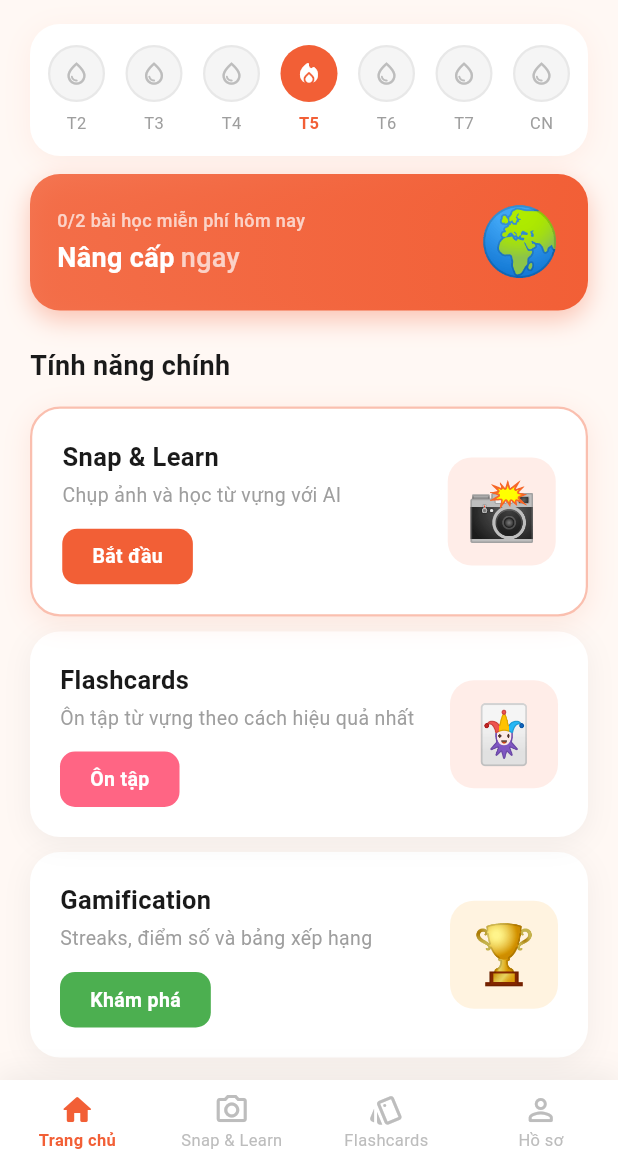
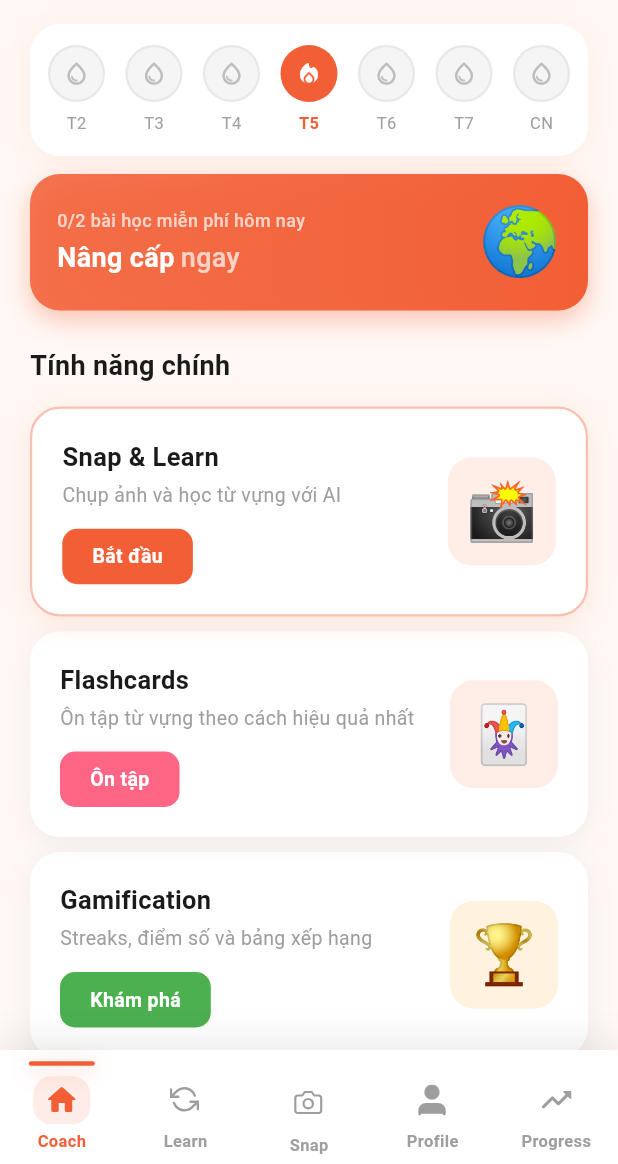
Before and after one commit to EXE-Milingo/Milingo-Mobile-App, a Flutter app: the SimpleHomeScreen screen opened by its route, on a phone screen of 412 x 824 dp, the part 72-1236 px from its top. Run offline on Flutter 3.47's test engine with Material 3 defaults, Android fonts, the phone set to English and light mode, and no system bars; our stand-ins replace camera, dio, firebase_auth, firebase_core, flutter_dotenv, flutter_riverpod and 7 more; accounts and stored records are empty; generated files the repository leaves out were written again; network calls fail; project files that could hold a hidden picture were left out.

Commit message:
BRING BACK HOMESCREEN

```diff
--- a/lib/features/flashcards/screens/flashcards_screen.dart
+++ b/lib/features/flashcards/screens/flashcards_screen.dart
@@ -5,7 +5,7 @@ import 'package:go_router/go_router.dart';
 import 'package:flutter_riverpod/flutter_riverpod.dart';
 import 'package:milingo/core/constants/app_constants.dart';
 import 'package:milingo/features/flashcards/providers/flashcard_provider.dart';
-import 'package:milingo/shared/widgets/floating_nav_button.dart';
+import 'package:milingo/shared/widgets/app_bottom_nav_bar.dart';
 
 // ─────────────────────────────────────────────────────────────────────────────
 // Design tokens
@@ -137,14 +137,9 @@ class FlashcardsScreen extends ConsumerWidget {
                 ],
               ),
             ),
-            // ── Floating Navigation Button (top-right) ──
-            Positioned(
-              top: MediaQuery.of(context).padding.top + 8,
-              right: 16,
-              child: const FloatingNavButton(),
-            ),
           ],
         ),
+        bottomNavigationBar: const AppBottomNavBar(currentIndex: 1),
       ),
     );
   }
@@ -236,7 +231,7 @@ class _TopBar extends StatelessWidget {
             ),
           ),
           const Spacer(),
-          // Right spacer (FloatingNavButton zone)
+          // Right spacer balances the back button.
           const SizedBox(width: 44),
         ],
       ),
--- a/lib/features/home/screens/simple_home_screen.dart
+++ b/lib/features/home/screens/simple_home_screen.dart
@@ -4,8 +4,8 @@ import 'package:go_router/go_router.dart';
 import 'package:milingo/core/constants/app_constants.dart';
 import 'package:milingo/core/theme/app_theme.dart';
 import 'package:flutter_riverpod/flutter_riverpod.dart';
-import 'package:firebase_auth/firebase_auth.dart';
 import 'package:milingo/features/gamification/providers/user_stats_provider.dart';
+import 'package:milingo/shared/widgets/app_bottom_nav_bar.dart';
 
 class SimpleHomeScreen extends ConsumerStatefulWidget {
   const SimpleHomeScreen({super.key});
@@ -13,21 +13,6 @@ class SimpleHomeScreen extends ConsumerStatefulWidget {
   ConsumerState<SimpleHomeScreen> createState() => _SimpleHomeScreenState();
 }
 class _SimpleHomeScreenState extends ConsumerState<SimpleHomeScreen> {
-  int _selectedTab = 0;
-
-  void _onTabTapped(int index) {
-    switch (index) {
-      case 0:
-        setState(() => _selectedTab = 0);
-      case 1:
-        context.push(AppConstants.snapAndLearnRoute);
-      case 2:
-        context.go(AppConstants.flashcardsRoute);
-      case 3:
-        context.go(AppConstants.profileRoute);
-    }
-  }
-
   @override
   Widget build(BuildContext context) {
     return Scaffold(
@@ -85,7 +70,7 @@ class _SimpleHomeScreenState extends ConsumerState<SimpleHomeScreen> {
           ],
         ),
       ),
-      bottomNavigationBar: _buildBottomNav(),
+      bottomNavigationBar: const AppBottomNavBar(currentIndex: 0),
     );
   }
 
@@ -277,57 +262,6 @@ class _SimpleHomeScreenState extends ConsumerState<SimpleHomeScreen> {
     );
   }
 
-  // ── Bottom navigation ─────────────────────────────────────
-  Widget _buildBottomNav() {
-    return Container(
-      decoration: BoxDecoration(
-        color: Colors.white,
-        boxShadow: [
-          BoxShadow(
-            color: Colors.black.withOpacity(0.06),
-            blurRadius: 16,
-            offset: const Offset(0, -4),
-          ),
-        ],
-      ),
-      child: BottomNavigationBar(
-        currentIndex: _selectedTab,
-        onTap: _onTabTapped,
-        type: BottomNavigationBarType.fixed,
-        backgroundColor: Colors.white,
-        selectedItemColor: AppTheme.primaryColor,
-        unselectedItemColor: const Color(0xFFBDBDBD),
-        selectedLabelStyle: const TextStyle(
-          fontSize: 11,
-          fontWeight: FontWeight.w600,
-        ),
-        unselectedLabelStyle: const TextStyle(fontSize: 11),
-        elevation: 0,
-        items: const [
-          BottomNavigationBarItem(
-            icon: Icon(Icons.home_outlined),
-            activeIcon: Icon(Icons.home_rounded),
-            label: 'Trang chủ',
-          ),
-          BottomNavigationBarItem(
-            icon: Icon(Icons.camera_alt_outlined),
-            activeIcon: Icon(Icons.camera_alt_rounded),
-            label: 'Snap & Learn',
-          ),
-          BottomNavigationBarItem(
-            icon: Icon(Icons.style_outlined),
-            activeIcon: Icon(Icons.style_rounded),
-            label: 'Flashcards',
-          ),
-          BottomNavigationBarItem(
-            icon: Icon(Icons.person_outline_rounded),
-            activeIcon: Icon(Icons.person_rounded),
-            label: 'Hồ sơ',
-          ),
-        ],
-      ),
-    );
-  }
 }
 
 // ─────────────────────────────────────────────────────────
--- a/lib/features/leaderboard/screens/leaderboard_screen.dart
+++ b/lib/features/leaderboard/screens/leaderboard_screen.dart
@@ -1,4 +1,5 @@
 import 'package:flutter/material.dart';
+import 'package:milingo/shared/widgets/app_bottom_nav_bar.dart';
 
 class LeaderboardScreen extends StatelessWidget {
   const LeaderboardScreen({super.key});
@@ -7,6 +8,7 @@ class LeaderboardScreen extends StatelessWidget {
   Widget build(BuildContext context) {
     return const Scaffold(
       body: Center(child: Text('Leaderboard Screen - TODO')),
+      bottomNavigationBar: AppBottomNavBar(currentIndex: 4),
     );
   }
 }
--- a/lib/features/profile/screens/profile_screen.dart
+++ b/lib/features/profile/screens/profile_screen.dart
@@ -3,7 +3,7 @@ import 'package:flutter_svg/flutter_svg.dart';
 import 'package:go_router/go_router.dart';
 import 'package:milingo/core/constants/app_constants.dart';
 import 'package:milingo/core/theme/app_theme.dart';
-import 'package:milingo/shared/widgets/floating_nav_button.dart';
+import 'package:milingo/shared/widgets/app_bottom_nav_bar.dart';
 import 'package:firebase_auth/firebase_auth.dart';
 import 'package:flutter_riverpod/flutter_riverpod.dart';
 import 'package:milingo/features/gamification/providers/user_stats_provider.dart';
@@ -65,14 +65,9 @@ class _ProfileScreenState extends State<ProfileScreen>
               ],
             ),
           ),
-          // ── Floating Navigation Button (top-right) ──
-          Positioned(
-            top: MediaQuery.of(context).padding.top + 8,
-            right: 16,
-            child: const FloatingNavButton(),
-          ),
         ],
       ),
+      bottomNavigationBar: const AppBottomNavBar(currentIndex: 3),
     );
   }
 
@@ -150,8 +145,6 @@ class _ProfileScreenState extends State<ProfileScreen>
     );
   }
 
-  // ── Bottom nav (removed – using FloatingNavButton instead) ──
-  Widget _buildBottomNavStub(BuildContext context) => const SizedBox.shrink();
 }
 
 // ─────────────────────────────────────────────────────────
--- a/lib/features/snap_and_learn/screens/snap_and_learn_screen.dart
+++ b/lib/features/snap_and_learn/screens/snap_and_learn_screen.dart
@@ -10,7 +10,7 @@ import 'package:milingo/features/snap_and_learn/widgets/vocab_bubble.dart';
 import 'package:milingo/features/snap_and_learn/widgets/bottom_capture_bar.dart';
 import 'package:milingo/features/snap_and_learn/widgets/save_flashcard_sheet.dart';
 import 'package:milingo/features/flashcards/providers/flashcard_provider.dart';
-import 'package:milingo/shared/widgets/floating_nav_button.dart';
+import 'package:milingo/shared/widgets/app_bottom_nav_bar.dart';
 
 // ─────────────────────────────────────────────────────────────────────────────
 // Design Tokens (warm orange accent like mockup)
@@ -247,14 +247,9 @@ class _SnapAndLearnScreenState extends ConsumerState<SnapAndLearnScreen>
                 child: _buildErrorView(snap.error!, ctrl),
               ),
 
-            // ── Floating Navigation Button (top-right) ──
-            Positioned(
-              top: MediaQuery.of(context).padding.top + 8,
-              right: 16,
-              child: const FloatingNavButton(),
-            ),
           ],
         ),
+        bottomNavigationBar: const AppBottomNavBar(currentIndex: 2),
       ),
     );
   }
@@ -334,6 +329,7 @@ class _SnapAndLearnScreenState extends ConsumerState<SnapAndLearnScreen>
     final showVocab = snap.showVocabulary;
 
     return SafeArea(
+      bottom: false,
       child: Column(
         children: [
           // ── Top Bar ──
@@ -377,7 +373,7 @@ class _SnapAndLearnScreenState extends ConsumerState<SnapAndLearnScreen>
               onCapture: _captureFromEmbeddedCamera,
             ),
 
-          SizedBox(height: MediaQuery.of(context).padding.bottom + 8),
+          const SizedBox(height: 8),
         ],
       ),
     );
@@ -430,7 +426,7 @@ class _SnapAndLearnScreenState extends ConsumerState<SnapAndLearnScreen>
 
           const Spacer(),
 
-          // Right spacer (FloatingNavButton occupies this zone)
+          // Right spacer balances the back button.
           const SizedBox(width: 40),
         ],
       ),
--- /dev/null
+++ b/lib/shared/widgets/app_bottom_nav_bar.dart
@@ -0,0 +1,206 @@
+import 'package:flutter/material.dart';
+import 'package:flutter_svg/flutter_svg.dart';
+import 'package:go_router/go_router.dart';
+import 'package:milingo/core/constants/app_constants.dart';
+import 'package:milingo/core/theme/app_theme.dart';
+
+class AppBottomNavBar extends StatelessWidget {
+  const AppBottomNavBar({
+    required this.currentIndex,
+    super.key,
+  });
+
+  final int currentIndex;
+
+  void _goToTab(BuildContext context, int index) {
+    if (index == currentIndex) return;
+
+    switch (index) {
+      case 0:
+        context.go(AppConstants.homeRoute);
+        return;
+      case 1:
+        context.go(AppConstants.flashcardsRoute);
+        return;
+      case 2:
+        context.go(AppConstants.snapAndLearnRoute);
+        return;
+      case 3:
+        context.go(AppConstants.profileRoute);
+        return;
+      case 4:
+        context.go(AppConstants.leaderboardRoute);
+        return;
+    }
+  }
+
+  @override
+  Widget build(BuildContext context) {
+    const items = [
+      _BottomNavItem(
+        label: 'Coach',
+        icon: Icons.home_outlined,
+        activeIcon: Icons.home_rounded,
+      ),
+      _BottomNavItem(
+        label: 'Learn',
+        assetPath: 'assets/svg/review.svg',
+      ),
+      _BottomNavItem(
+        label: 'Snap',
+        assetPath: 'assets/svg/camera.svg',
+        isCenter: true,
+      ),
+      _BottomNavItem(
+        label: 'Profile',
+        assetPath: 'assets/svg/personalize.svg',
+      ),
+      _BottomNavItem(
+        label: 'Progress',
+        icon: Icons.trending_up_rounded,
+        activeIcon: Icons.trending_up_rounded,
+      ),
+    ];
+
+    return DecoratedBox(
+      decoration: BoxDecoration(
+        color: Colors.white,
+        boxShadow: [
+          BoxShadow(
+            color: Colors.black.withValues(alpha: 0.08),
+            blurRadius: 18,
+            offset: const Offset(0, -6),
+          ),
+        ],
+      ),
+      child: SafeArea(
+        top: false,
+        child: SizedBox(
+          height: 76,
+          child: Row(
+            children: List.generate(items.length, (index) {
+              final selected = index == currentIndex;
+              return Expanded(
+                child: _BottomNavTile(
+                  item: items[index],
+                  selected: selected,
+                  onTap: () => _goToTab(context, index),
+                ),
+              );
+            }),
+          ),
+        ),
+      ),
+    );
+  }
+}
+
+class _BottomNavItem {
+  const _BottomNavItem({
+    required this.label,
+    this.icon,
+    this.activeIcon,
+    this.assetPath,
+    this.isCenter = false,
+  });
+
+  final String label;
+  final IconData? icon;
+  final IconData? activeIcon;
+  final String? assetPath;
+  final bool isCenter;
+}
+
+class _BottomNavTile extends StatelessWidget {
+  const _BottomNavTile({
+    required this.item,
+    required this.selected,
+    required this.onTap,
+  });
+
+  final _BottomNavItem item;
+  final bool selected;
+  final VoidCallback onTap;
+
+  @override
+  Widget build(BuildContext context) {
+    final color = selected ? AppTheme.primaryColor : const Color(0xFF9E9E9E);
+
+    return Material(
+      color: Colors.transparent,
+      child: InkWell(
+        onTap: onTap,
+        child: Stack(
+          alignment: Alignment.topCenter,
+          children: [
+            AnimatedContainer(
+              duration: const Duration(milliseconds: 220),
+              width: selected ? 44 : 0,
+              height: 3,
+              decoration: BoxDecoration(
+                color: AppTheme.primaryColor,
+                borderRadius: BorderRadius.circular(4),
+                boxShadow: selected
+                    ? [
+                        BoxShadow(
+                          color: AppTheme.primaryColor.withValues(alpha: 0.45),
+                          blurRadius: 12,
+                          offset: const Offset(0, 3),
+                        ),
+                      ]
+                    : null,
+              ),
+            ),
+            Padding(
+              padding: const EdgeInsets.only(top: 10),
+              child: Column(
+                mainAxisSize: MainAxisSize.min,
+                children: [
+                  AnimatedContainer(
+                    duration: const Duration(milliseconds: 220),
+                    width: item.isCenter ? 46 : 38,
+                    height: item.isCenter ? 38 : 32,
+                    decoration: BoxDecoration(
+                      color: selected
+                          ? AppTheme.primaryColor.withValues(alpha: 0.12)
+                          : Colors.transparent,
+                      borderRadius: BorderRadius.circular(item.isCenter ? 18 : 12),
+                    ),
+                    child: Center(
+                      child: item.assetPath == null
+                          ? Icon(
+                              selected ? (item.activeIcon ?? item.icon) : item.icon,
+                              color: color,
+                              size: item.isCenter ? 26 : 24,
+                            )
+                          : SvgPicture.asset(
+                              item.assetPath!,
+                              width: item.isCenter ? 23 : 21,
+                              height: item.isCenter ? 23 : 21,
+                              colorFilter: ColorFilter.mode(
+                                color,
+                                BlendMode.srcIn,
+                              ),
+                            ),
+                    ),
+                  ),
+                  const SizedBox(height: 3),
+                  Text(
+                    item.label,
+                    maxLines: 1,
+                    overflow: TextOverflow.ellipsis,
+                    style: TextStyle(
+                      fontSize: 11,
+                      fontWeight: selected ? FontWeight.w700 : FontWeight.w600,
+                      color: color,
+                    ),
+                  ),
+                ],
+              ),
+            ),
+          ],
+        ),
+      ),
+    );
+  }
+}
```
